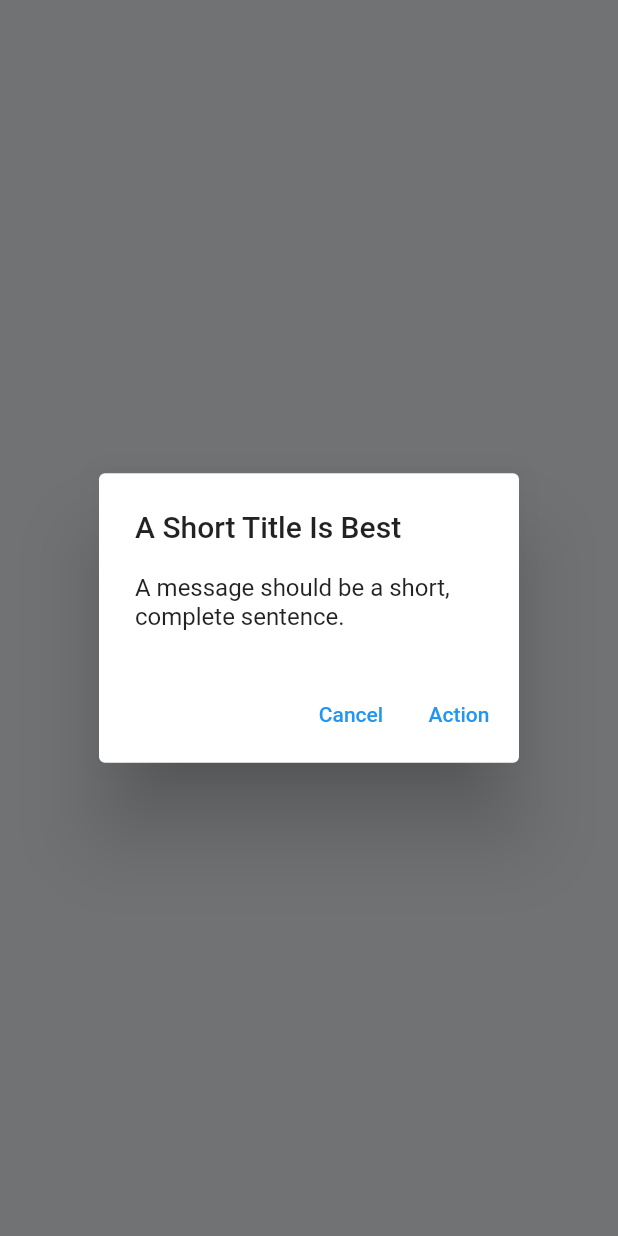
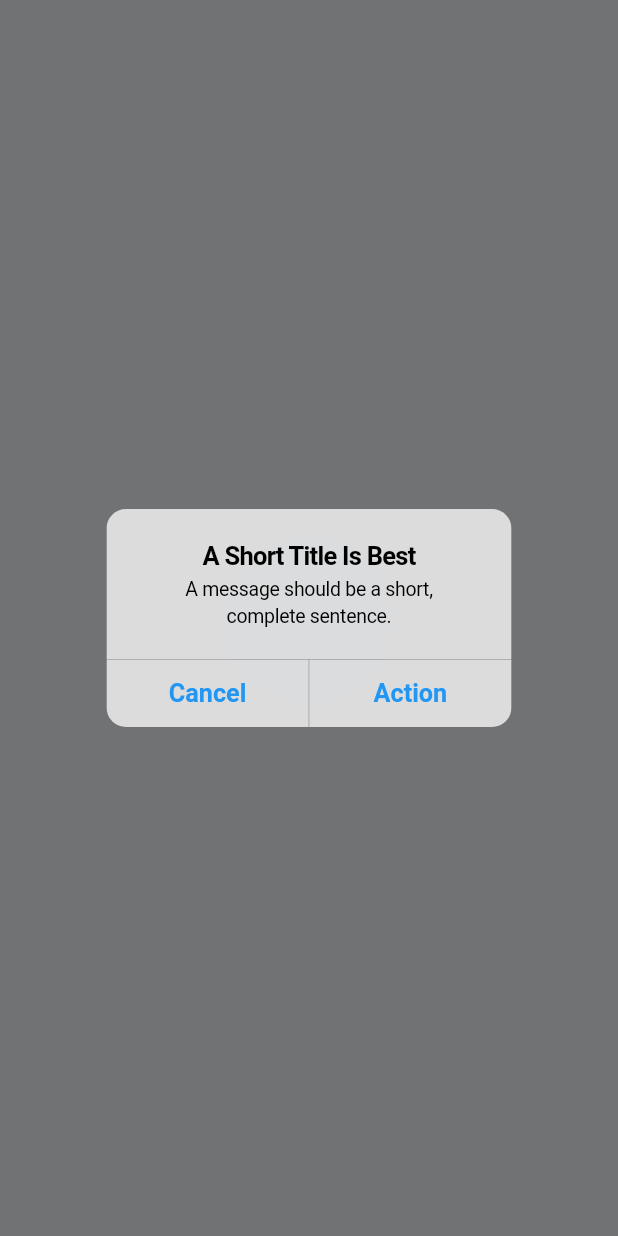
Before and after one commit to berfinyuksel/westerops, a Flutter app: the AlertDialogCard widget shown alone on an empty page, opened directly, after a tap on "data", on a phone screen of 412 x 824 dp. Run offline on Flutter 3.47's test engine with Material 2 defaults, Android fonts, the phone set to English and light mode, and no system bars; our stand-ins replace auto_size_text, easy_localization, flutter_svg, google_fonts.

Commit message:
update/fix

```diff
--- a/lib/presentation/screens/permissions_views/components/alert_dialog_card.dart
+++ b/lib/presentation/screens/permissions_views/components/alert_dialog_card.dart
@@ -1,5 +1,7 @@
+import 'package:auto_size_text/auto_size_text.dart';
 import 'package:dongu_mobile/utils/locale_keys.g.dart';
 import 'package:dongu_mobile/utils/extensions/string_extension.dart';
+import 'package:flutter/cupertino.dart';
 import 'package:flutter/material.dart';
 
 class AlertDialogCard extends StatelessWidget {
@@ -16,23 +18,23 @@ class AlertDialogCard extends StatelessWidget {
     );
   }
 
-  void alertDialogCard(BuildContext context) {
-    var alertDialog = AlertDialog(
+  alertDialogCard(BuildContext context) {
+    var alertDialog = CupertinoAlertDialog(
       title: Text(LocaleKeys.location_card_text1.locale),
       content: Text(LocaleKeys.location_card_text2.locale),
-      actions: [
-        TextButton(
-          onPressed: () {},
-          child: Text(
-            LocaleKeys.location_card_button1.locale,
-          ),
+      actions: <Widget>[
+        CupertinoDialogAction(
+          isDefaultAction: true,
+          onPressed: () {
+            Navigator.pop(context);
+          },
+          child: Text(LocaleKeys.location_card_button1.locale),
         ),
-        TextButton(
-          onPressed: () {},
-          child: Text(
-            LocaleKeys.location_card_button2.locale,
-          ),
-        )
+        CupertinoDialogAction(
+          isDefaultAction: true,
+          onPressed: () async {},
+          child: Text(LocaleKeys.location_card_button2.locale),
+        ),
       ],
     );
     showDialog(
--- a/lib/utils/constants/image_constant.dart
+++ b/lib/utils/constants/image_constant.dart
@@ -11,7 +11,7 @@ class ImageConstant {
   static const REGISTER_LOGIN_GOOGLE_ICON = "assets/images/register_login/icons/google_icon.svg";
   static const REGISTER_LOGIN_FACEBOOK_ICON = "assets/images/register_login/icons/facebook_icon.svg";
 
-  static const NOTIFICATION_IMAGE = "assets/images/permissions/notification_image.png";
-  static const LOCATION_IMAGE = "assets/images/permissions/location_image.png";
-  static const BACK_ICON = "assets/commons/back_icon.png";
+  static const NOTIFICATION_IMAGE = "assets/images/permissions/notification_image.svg";
+  static const LOCATION_IMAGE = "assets/images/permissions/location_image.svg";
+  static const BACK_ICON = "assets/commons/back_icon.svg";
 }
```
Also changed, not shown: lib/presentation/screens/permissions_views/location_view/location.dart (+3 -6 lines), lib/presentation/screens/permissions_views/notification_view/notification.dart (+3 -6 lines), assets/commons/back_icon.png (deleted), assets/commons/back_icon.svg (added), assets/images/permissions/location_image.png (deleted), assets/images/permissions/notification_image.png (deleted), assets/images/permissions/notification_image.svg (added), 1 other file.
